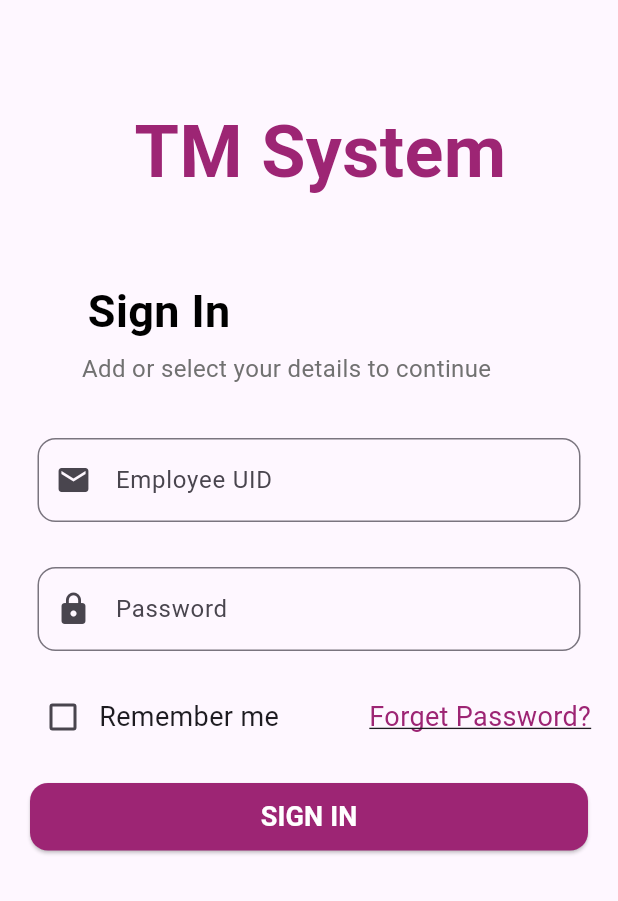
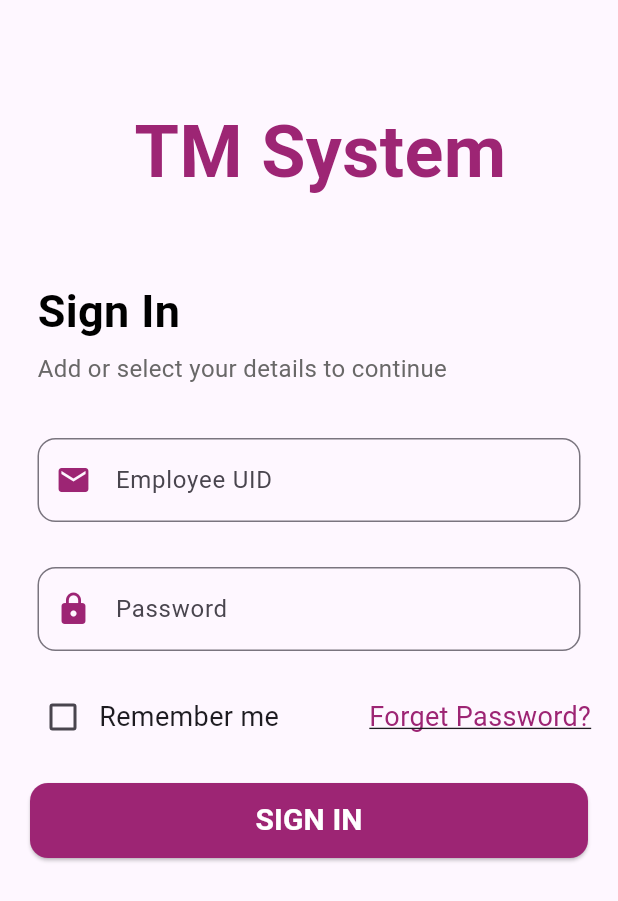
Before and after one commit to telphatech/TS_System_App, a Flutter app: the SignInMobileView screen opened directly, on a phone screen of 412 x 824 dp. Shown: the top 901 px of the screen. Run offline on Flutter 3.47's test engine with Material 3 defaults, Android fonts, the phone set to English and light mode, and no system bars.

Commit message:
TM System

```diff
--- a/lib/modules/login/sign_in/presentation/views/sign_in_mobile_view.dart
+++ b/lib/modules/login/sign_in/presentation/views/sign_in_mobile_view.dart
@@ -32,8 +32,10 @@ class _SignInMobileViewState extends State<SignInMobileView> {
                 ),
               ),
             ),
-            const Padding(
-              padding: EdgeInsets.only(top: 50, right: 200),
+            const Row(
+              children: [
+                Padding(
+                  padding: EdgeInsets.only(top: 50, left: 25),
                   child: Text(
                     'Sign In',
                     style: TextStyle(
@@ -43,16 +45,22 @@ class _SignInMobileViewState extends State<SignInMobileView> {
                     ),
                   ),
                 ),
+              ],
+            ),
             const SizedBox(height: 5),
-            const Padding(
-              padding: EdgeInsets.only(right: 30),
+            const Row(
+              children: [
+                Padding(
+                  padding: EdgeInsets.only(left: 25),
                   child: Text(
                     'Add or select your details to continue',
                     style: TextStyle(
                       fontSize: 16,
-                  color: Color.fromARGB(255, 113, 113, 113),
+                      color: Color.fromARGB(255, 105, 104, 104),
                     ),
                   ),
+                ),
+              ],
             ),
             const SizedBox(height: 35),
             Form(
@@ -72,7 +80,11 @@ class _SignInMobileViewState extends State<SignInMobileView> {
                           ),
                         ),
                         labelText: 'Employee UID',
-                        prefixIcon: const Icon(Icons.mail),
+                        hintStyle: const TextStyle(fontSize: 20),
+                        prefixIcon: const Icon(
+                          Icons.mail,
+                          color: Color.fromARGB(255, 157, 37, 116),
+                        ),
                       ),
                       validator: (value) {
                         if (value == null || value.isEmpty) {
@@ -97,7 +109,11 @@ class _SignInMobileViewState extends State<SignInMobileView> {
                           ),
                         ),
                         labelText: 'Password',
-                        prefixIcon: const Icon(Icons.lock),
+                        hintStyle: const TextStyle(fontSize: 20),
+                        prefixIcon: const Icon(
+                          Icons.lock,
+                          color: Color.fromARGB(255, 157, 37, 116),
+                        ),
                       ),
                       validator: (value) {
                         if (value == null || value.isEmpty) {
@@ -159,7 +175,7 @@ class _SignInMobileViewState extends State<SignInMobileView> {
               padding: const EdgeInsets.symmetric(horizontal: 20.0),
               child: SizedBox(
                 width: double.infinity,
-                height: 45,
+                height: 50,
                 child: ElevatedButton(
                   onPressed: () {
                     if (_formKey.currentState!.validate()) {
@@ -178,7 +194,7 @@ class _SignInMobileViewState extends State<SignInMobileView> {
                     'SIGN IN',
                     style: TextStyle(
                       color: Colors.white,
-                      fontSize: 18,
+                      fontSize: 20,
                       fontWeight: FontWeight.w600,
                     ),
                   ),
```
Lines whose indentation alone changed are shown as unchanged.
